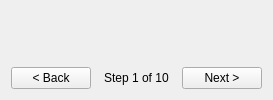
Before: the Qt Designer form Resources/UI/EarReconstructionPlanner.ui in thomasjames3/SlicerScutumGraftLocator, drawn with Qt 5.
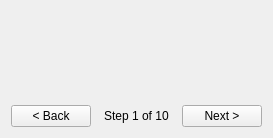
After: the same form once the commit is applied. Custom widgets are drawn as their Qt base class.

```diff
--- a/Resources/UI/EarReconstructionPlanner.ui
+++ b/Resources/UI/EarReconstructionPlanner.ui
@@ -4,8 +4,34 @@
  <widget class="qMRMLWidget" name="EarReconstructionPlanner">
   <layout class="QVBoxLayout" name="mainLayout">
    <item>
-    <widget class="QStackedWidget" name="stackedWidget">
-     <widget class="QWidget" name="placeholderPage0"/>
+    <widget class="QScrollArea" name="pageScrollArea">
+     <property name="widgetResizable">
+      <bool>true</bool>
+     </property>
+     <property name="frameShape">
+      <enum>QFrame::NoFrame</enum>
+     </property>
+     <widget class="QWidget" name="pageScrollAreaContents">
+      <layout class="QVBoxLayout" name="pageScrollAreaLayout">
+       <property name="leftMargin">
+        <number>0</number>
+       </property>
+       <property name="topMargin">
+        <number>0</number>
+       </property>
+       <property name="rightMargin">
+        <number>0</number>
+       </property>
+       <property name="bottomMargin">
+        <number>0</number>
+       </property>
+       <item>
+        <widget class="QStackedWidget" name="stackedWidget">
+         <widget class="QWidget" name="placeholderPage0"/>
+        </widget>
+       </item>
+      </layout>
+     </widget>
     </widget>
    </item>
    <item>
```
